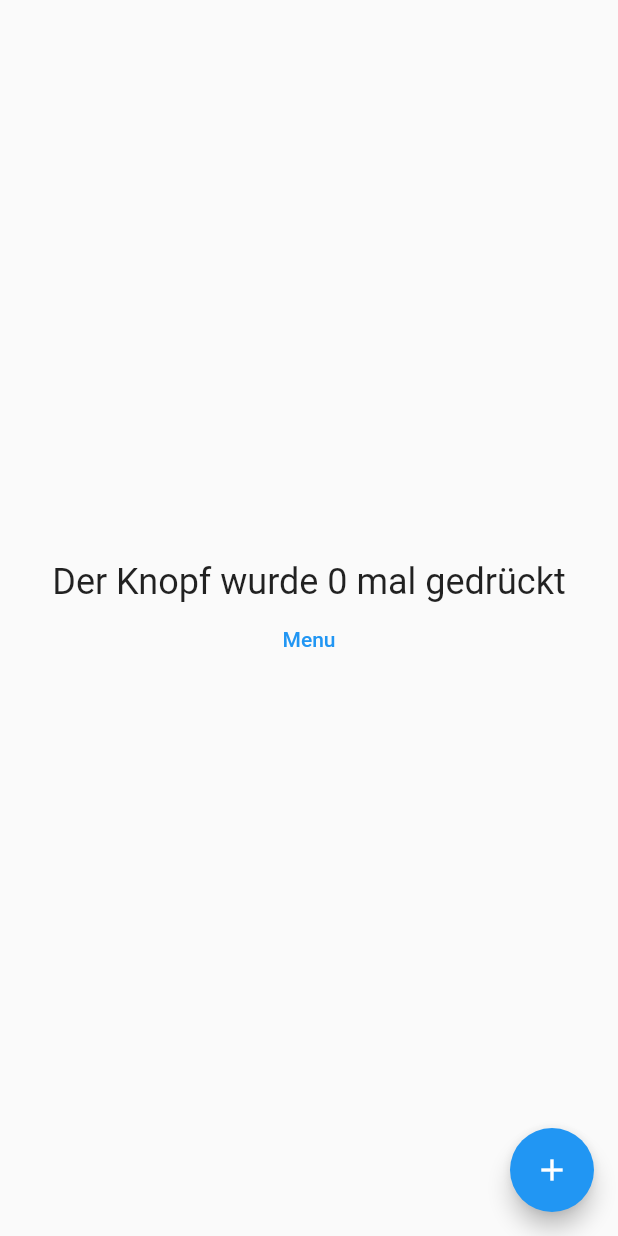
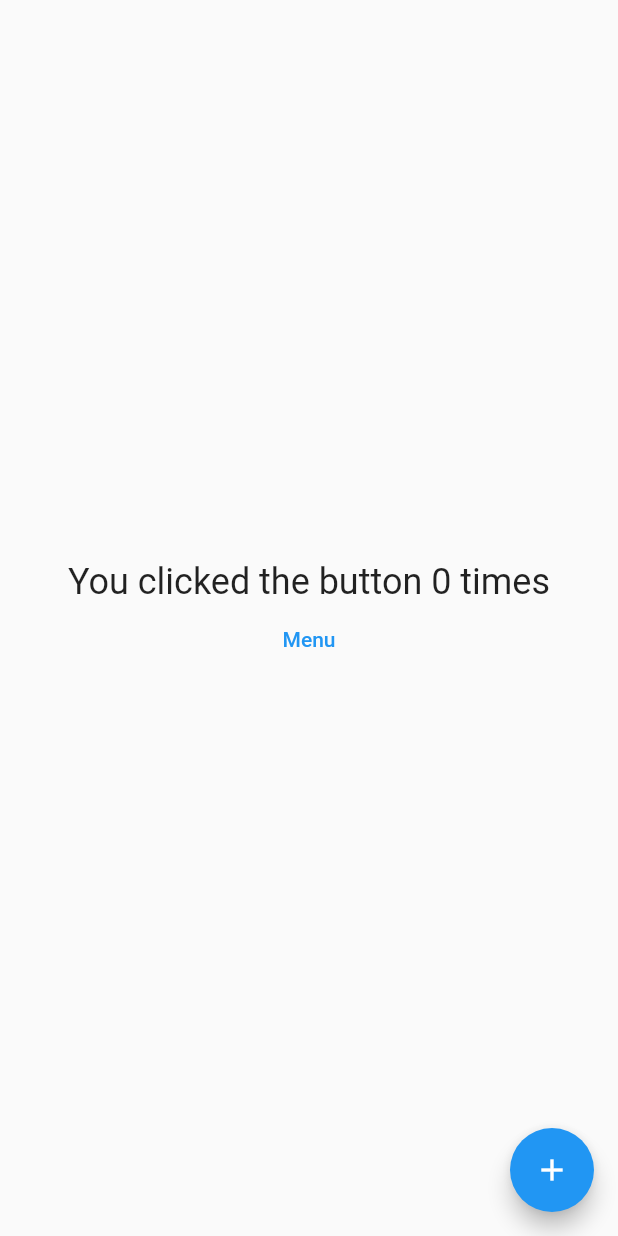
Before and after one commit to gamersi/expanded-flutter-template, a Flutter app: the screen it shows after launch, on a phone screen of 412 x 824 dp. Run offline on Flutter 3.47's test engine with Material 2 defaults, Android fonts, the phone set to English and light mode, and no system bars; our stand-ins replace fluttertoast, shared_preferences.

Commit message:
code cleanup and fixes

```diff
--- a/lib/main.dart
+++ b/lib/main.dart
@@ -118,7 +118,7 @@ class _MyHomePageState extends State<MyHomePage> {
           mainAxisAlignment: MainAxisAlignment.center,
           children: <Widget>[
             Text(
-              'Der Knopf wurde $_counter mal gedrückt',
+              'You clicked the button $_counter times',
               style: Theme.of(context).textTheme.headline5,
             ),
             TextButton(
```
